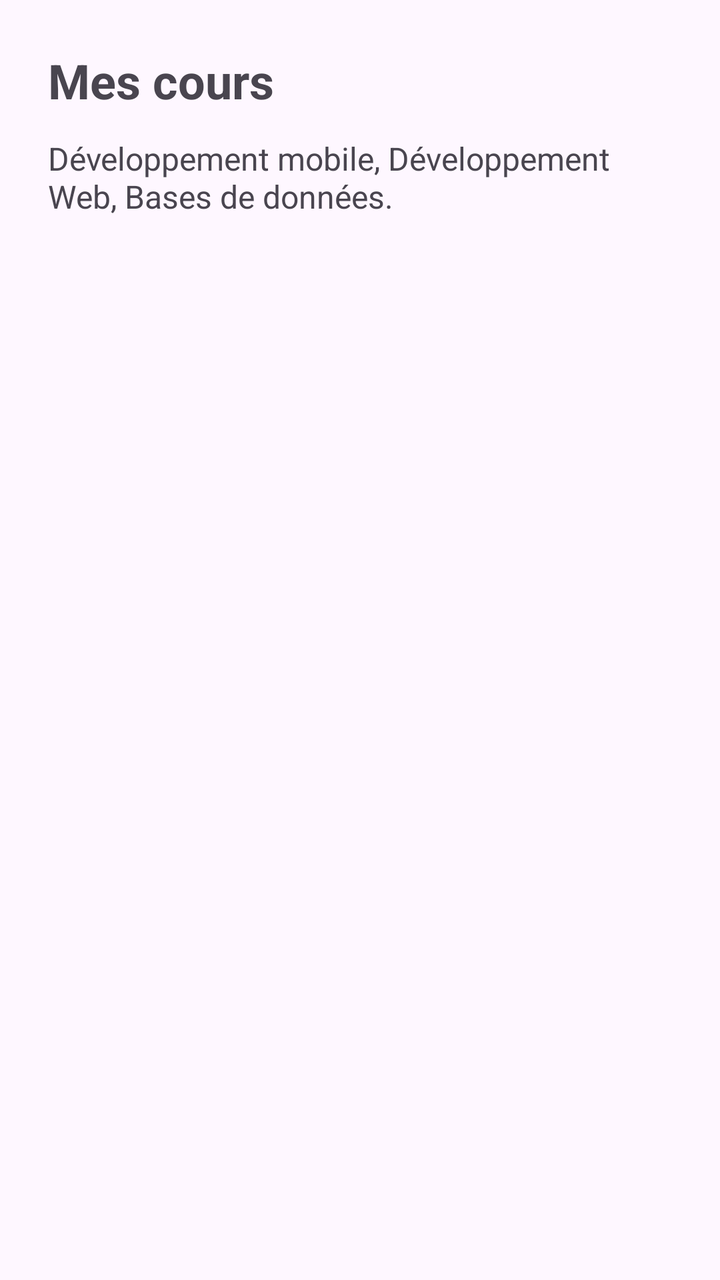
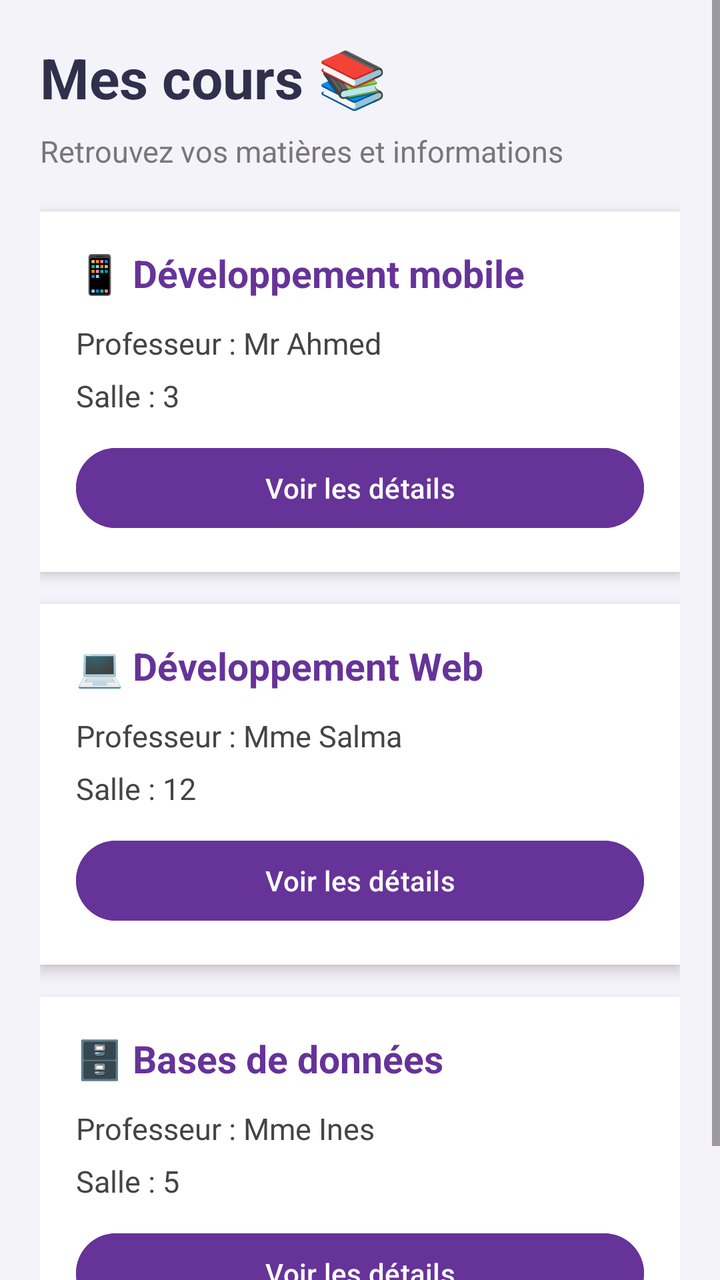

Screens rendered from an Android XML layout before and after an edit, with the pre-edit source and the edit as a unified diff.
<!-- AndroidManifest.xml: application theme Theme.TP4Navigation -->
<!-- res/layout/fragment_cours.xml -->
<?xml version="1.0" encoding="utf-8"?>
<LinearLayout
    xmlns:android="http://schemas.android.com/apk/res/android"
    android:layout_width="match_parent"
    android:layout_height="match_parent"
    android:orientation="vertical"
    android:padding="24dp">

    <TextView
        android:layout_width="wrap_content"
        android:layout_height="wrap_content"
        android:text="Mes cours"
        android:textSize="24sp"
        android:textStyle="bold" />

    <TextView
        android:layout_width="wrap_content"
        android:layout_height="wrap_content"
        android:layout_marginTop="12dp"
        android:text="Développement mobile, Développement Web, Bases de données."
        android:textSize="16sp" />
</LinearLayout>
<!-- resources referenced by this layout -->
<resources>
  <style name="Theme.TP4Navigation" parent="Base.Theme.TP4Navigation" />
  <style name="Base.Theme.TP4Navigation" parent="Theme.Material3.DayNight.NoActionBar">
          
          <item name="android:colorPrimaryDark">#1D4ED8</item>
      </style>
</resources>

<!-- the commit's change to res/layout/fragment_cours.xml (unified diff, before → after) -->
@@ -1,22 +1,164 @@
 <?xml version="1.0" encoding="utf-8"?>
-<LinearLayout
+<ScrollView
     xmlns:android="http://schemas.android.com/apk/res/android"
     android:layout_width="match_parent"
     android:layout_height="match_parent"
-    android:orientation="vertical"
-    android:padding="24dp">
+    android:background="#F5F3FA">
 
-    <TextView
-        android:layout_width="wrap_content"
+    <LinearLayout
+        android:layout_width="match_parent"
         android:layout_height="wrap_content"
-        android:text="Mes cours"
-        android:textSize="24sp"
-        android:textStyle="bold" />
+        android:orientation="vertical"
+        android:padding="20dp">
 
-    <TextView
-        android:layout_width="wrap_content"
-        android:layout_height="wrap_content"
-        android:layout_marginTop="12dp"
-        android:text="Développement mobile, Développement Web, Bases de données."
-        android:textSize="16sp" />
-</LinearLayout>
+        <TextView
+            android:layout_width="wrap_content"
+            android:layout_height="wrap_content"
+            android:text="Mes cours 📚"
+            android:textSize="28sp"
+            android:textStyle="bold"
+            android:textColor="#30304D"/>
+
+        <TextView
+            android:layout_width="wrap_content"
+            android:layout_height="wrap_content"
+            android:layout_marginTop="8dp"
+            android:layout_marginBottom="20dp"
+            android:text="Retrouvez vos matières et informations"
+            android:textSize="15sp"
+            android:textColor="#777777"/>
+
+        
+        <LinearLayout
+            android:layout_width="match_parent"
+            android:layout_height="wrap_content"
+            android:orientation="vertical"
+            android:padding="18dp"
+            android:layout_marginBottom="16dp"
+            android:background="#FFFFFF"
+            android:elevation="4dp">
+
+            <TextView
+                android:layout_width="wrap_content"
+                android:layout_height="wrap_content"
+                android:text="📱 Développement mobile"
+                android:textSize="19sp"
+                android:textStyle="bold"
+                android:textColor="#663399"/>
+
+            <TextView
+                android:layout_width="wrap_content"
+                android:layout_height="wrap_content"
+                android:layout_marginTop="12dp"
+                android:text="Professeur : Mr Ahmed"
+                android:textSize="15sp"
+                android:textColor="#444444"/>
+
+            <TextView
+                android:layout_width="wrap_content"
+                android:layout_height="wrap_content"
+                android:layout_marginTop="6dp"
+                android:text="Salle : 3"
+                android:textSize="15sp"
+                android:textColor="#444444"/>
+
+            <Button
+                android:id="@+id/btnDetailsMobile"
+                android:layout_width="match_parent"
+                android:layout_height="wrap_content"
+                android:layout_marginTop="12dp"
+                android:text="Voir les détails"
+                android:textColor="#FFFFFF"
+                android:backgroundTint="#663399"/>
+        </LinearLayout>
+
+        
+        <LinearLayout
+            android:layout_width="match_parent"
+            android:layout_height="wrap_content"
+            android:orientation="vertical"
+            android:padding="18dp"
+            android:layout_marginBottom="16dp"
+            android:background="#FFFFFF"
+            android:elevation="4dp">
+
+            <TextView
+                android:layout_width="wrap_content"
+                android:layout_height="wrap_content"
+                android:text="💻 Développement Web"
+                android:textSize="19sp"
+                android:textStyle="bold"
+                android:textColor="#663399"/>
+
+            <TextView
+                android:layout_width="wrap_content"
+                android:layout_height="wrap_content"
+                android:layout_marginTop="12dp"
+                android:text="Professeur : Mme Salma"
+                android:textSize="15sp"
+                android:textColor="#444444"/>
+
+            <TextView
+                android:layout_width="wrap_content"
+                android:layout_height="wrap_content"
+                android:layout_marginTop="6dp"
+                android:text="Salle : 12"
+                android:textSize="15sp"
+                android:textColor="#444444"/>
+
+            <Button
+                android:id="@+id/btnDetailsWeb"
+                android:layout_width="match_parent"
+                android:layout_height="wrap_content"
+                android:layout_marginTop="12dp"
+                android:text="Voir les détails"
+                android:textColor="#FFFFFF"
+                android:backgroundTint="#663399"/>
+        </LinearLayout>
+
+        
+        <LinearLayout
+            android:layout_width="match_parent"
+            android:layout_height="wrap_content"
+            android:orientation="vertical"
+            android:padding="18dp"
+            android:layout_marginBottom="16dp"
+            android:background="#FFFFFF"
+            android:elevation="4dp">
+
+            <TextView
+                android:layout_width="wrap_content"
+                android:layout_height="wrap_content"
+                android:text="🗄️ Bases de données"
+                android:textSize="19sp"
+                android:textStyle="bold"
+                android:textColor="#663399"/>
+
+            <TextView
+                android:layout_width="wrap_content"
+                android:layout_height="wrap_content"
+                android:layout_marginTop="12dp"
+                android:text="Professeur : Mme Ines"
+                android:textSize="15sp"
+                android:textColor="#444444"/>
+
+            <TextView
+                android:layout_width="wrap_content"
+                android:layout_height="wrap_content"
+                android:layout_marginTop="6dp"
+                android:text="Salle : 5"
+                android:textSize="15sp"
+                android:textColor="#444444"/>
+
+            <Button
+                android:id="@+id/btnDetailsBD"
+                android:layout_width="match_parent"
+                android:layout_height="wrap_content"
+                android:layout_marginTop="12dp"
+                android:text="Voir les détails"
+                android:textColor="#FFFFFF"
+                android:backgroundTint="#663399"/>
+        </LinearLayout>
+
+    </LinearLayout>
+</ScrollView>
